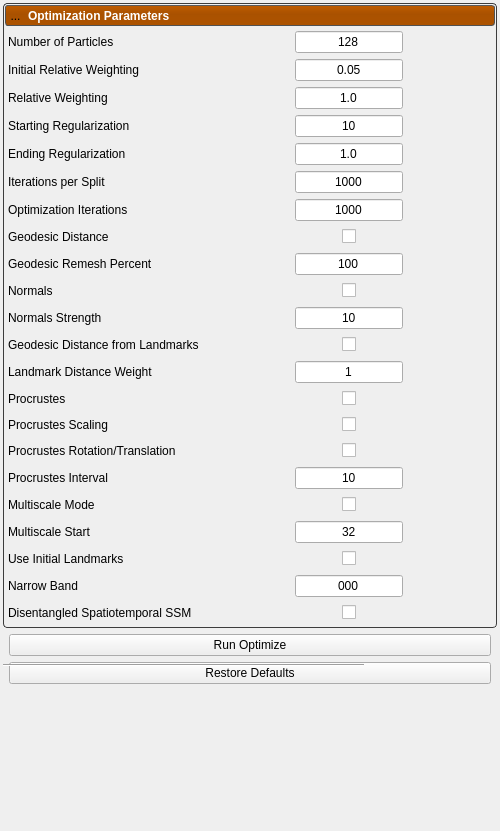
This is Studio/Optimize/OptimizeTool.ui in SCIInstitute/ShapeWorks as Qt 5 draws it before an edit. The edited form follows.
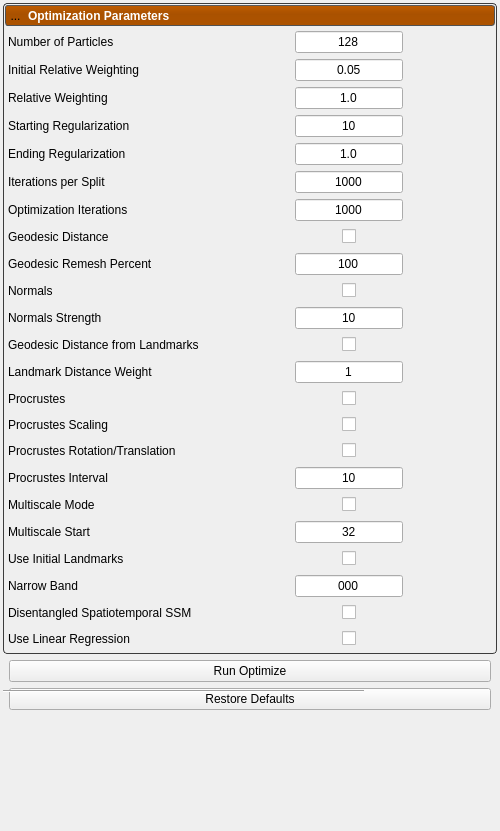
This is the edited form. Icons and pictures are not drawn.

Commit message: add ui elements for use regression feature

The edit to the form file:
```diff
--- a/Studio/Optimize/OptimizeTool.ui
+++ b/Studio/Optimize/OptimizeTool.ui
@@ -306,6 +306,13 @@
                  </property>
                 </widget>
                </item>
+               <item row="22" column="0">
+                <widget class="QLabel" name="linear_regression_label">
+                 <property name="text">
+                  <string>Use Linear Regression</string>
+                 </property>
+                </widget>
+               </item>
                <item row="16" column="2">
                 <widget class="QLineEdit" name="procrustes_interval">
                  <property name="text">
@@ -818,6 +825,57 @@
                  </layout>
                 </widget>
                </item>
+               <item row="22" column="2">
+                <widget class="QWidget" name="linear_regression_widget" native="true">
+                 <layout class="QGridLayout" name="gridLayout_18">
+                  <property name="leftMargin">
+                   <number>0</number>
+                  </property>
+                  <property name="topMargin">
+                   <number>0</number>
+                  </property>
+                  <property name="rightMargin">
+                   <number>0</number>
+                  </property>
+                  <property name="bottomMargin">
+                   <number>0</number>
+                  </property>
+                  <item row="0" column="1">
+                   <widget class="QCheckBox" name="use_linear_regression">
+                    <property name="text">
+                     <string/>
+                    </property>
+                   </widget>
+                  </item>
+                  <item row="0" column="0">
+                   <spacer name="horizontalSpacer_13">
+                    <property name="orientation">
+                     <enum>Qt::Horizontal</enum>
+                    </property>
+                    <property name="sizeHint" stdset="0">
+                     <size>
+                      <width>40</width>
+                      <height>20</height>
+                     </size>
+                    </property>
+                   </spacer>
+                  </item>
+                  <item row="0" column="2">
+                   <spacer name="horizontalSpacer_14">
+                    <property name="orientation">
+                     <enum>Qt::Horizontal</enum>
+                    </property>
+                    <property name="sizeHint" stdset="0">
+                     <size>
+                      <width>40</width>
+                      <height>20</height>
+                     </size>
+                    </property>
+                   </spacer>
+                  </item>
+                 </layout>
+                </widget>
+               </item>
                <item row="5" column="2">
                 <widget class="QLineEdit" name="iterations_per_split">
                  <property name="text">
```
Left out of the diff: 2 changed lines with no effect on the pictures.
